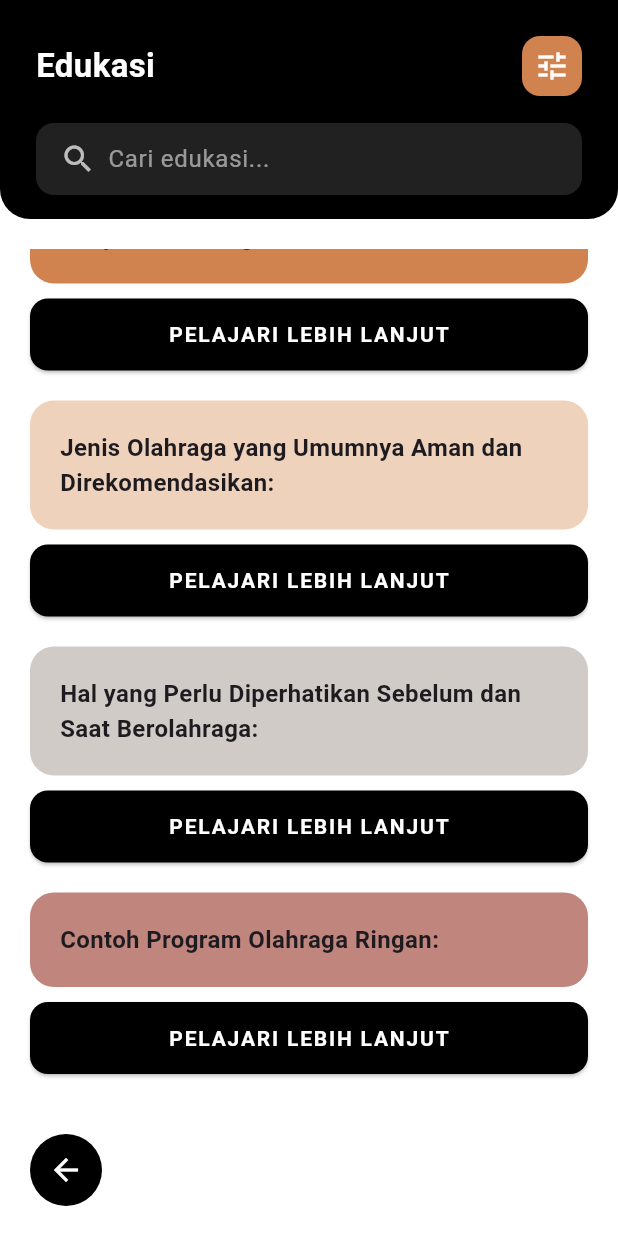
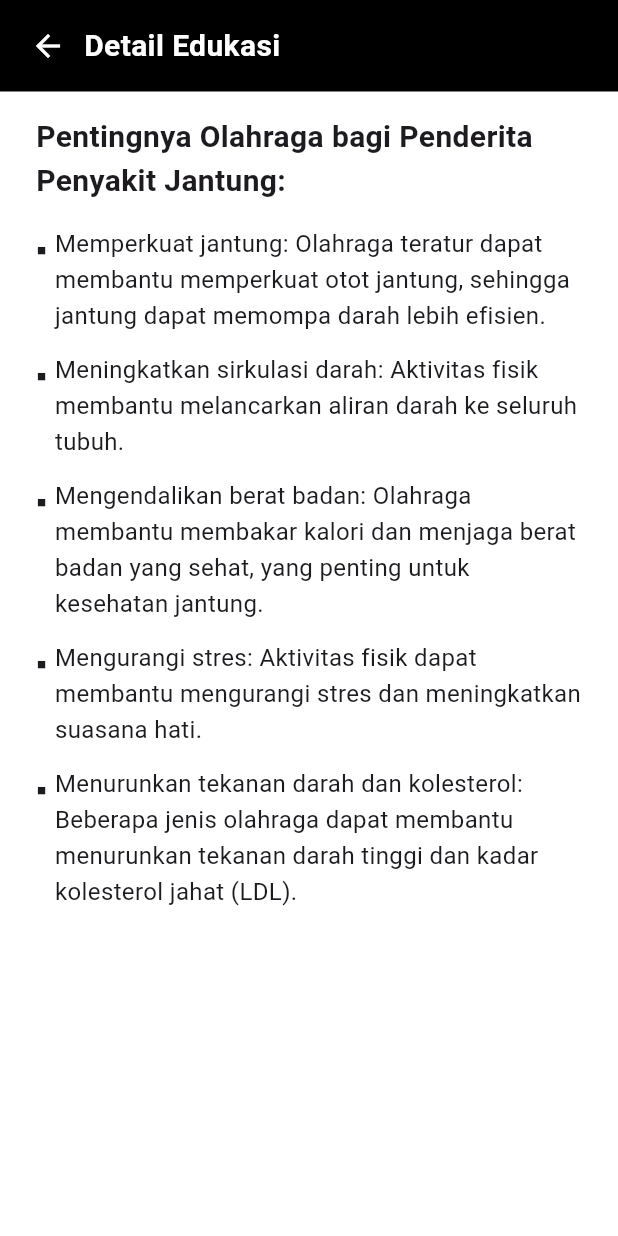
Before and after one commit to iFannJR/Apps_Flutter, a Flutter app: the EdukasiPage screen opened directly, scrolled down 63 dp, after a tap on "PELAJARI LEBIH LANJUT", on a phone screen of 412 x 824 dp. Run offline on Flutter 3.47's test engine with Material 3 defaults, Android fonts, the phone set to English and light mode, and no system bars; our stand-ins replace animate_do, fl_chart, shared_preferences; accounts and stored records are empty.

Commit message:
menambahkan Edukasi #1

```diff
--- /dev/null
+++ b/flutter_application_1/lib/edukasi_detail_jantung.dart
@@ -0,0 +1,103 @@
+import 'package:flutter/material.dart';
+import 'package:animate_do/animate_do.dart';
+// import 'edukasi_page.dart';
+
+class EdukasiDetailJantungPage extends StatelessWidget {
+  const EdukasiDetailJantungPage({super.key});
+
+  @override
+  Widget build(BuildContext context) {
+    return Scaffold(
+      backgroundColor: Colors.white,
+      body: SafeArea(
+        child: Column(
+          children: [
+            // Header
+            Container(
+              padding: const EdgeInsets.symmetric(horizontal: 20, vertical: 16),
+              color: Colors.black,
+              child: Row(
+                children: [
+                  GestureDetector(
+                    onTap: () => Navigator.pop(context),
+                    child: const Icon(Icons.arrow_back, color: Colors.white),
+                  ),
+                  const SizedBox(width: 12),
+                  const Text(
+                    'Detail Edukasi',
+                    style: TextStyle(
+                      color: Colors.white,
+                      fontSize: 20,
+                      fontWeight: FontWeight.bold,
+                    ),
+                  ),
+                ],
+              ),
+            ),
+
+            const SizedBox(height: 16),
+
+            Expanded(
+              child: FadeInUp(
+                duration: const Duration(milliseconds: 500),
+                child: SingleChildScrollView(
+                  padding: const EdgeInsets.symmetric(horizontal: 24),
+                  child: Column(
+                    crossAxisAlignment: CrossAxisAlignment.start,
+                    children: [
+                      const Text(
+                        'Pentingnya Olahraga bagi Penderita Penyakit Jantung:',
+                        style: TextStyle(
+                          fontSize: 20,
+                          fontWeight: FontWeight.bold,
+                        ),
+                      ),
+                      const SizedBox(height: 16),
+                      _buildBulletPoint(
+                        'Memperkuat jantung: Olahraga teratur dapat membantu memperkuat otot jantung, sehingga jantung dapat memompa darah lebih efisien.',
+                      ),
+                      _buildBulletPoint(
+                        'Meningkatkan sirkulasi darah: Aktivitas fisik membantu melancarkan aliran darah ke seluruh tubuh.',
+                      ),
+                      _buildBulletPoint(
+                        'Mengendalikan berat badan: Olahraga membantu membakar kalori dan menjaga berat badan yang sehat, yang penting untuk kesehatan jantung.',
+                      ),
+                      _buildBulletPoint(
+                        'Mengurangi stres: Aktivitas fisik dapat membantu mengurangi stres dan meningkatkan suasana hati.',
+                      ),
+                      _buildBulletPoint(
+                        'Menurunkan tekanan darah dan kolesterol: Beberapa jenis olahraga dapat membantu menurunkan tekanan darah tinggi dan kadar kolesterol jahat (LDL).',
+                      ),
+                      const SizedBox(height: 40),
+                    ],
+                  ),
+                ),
+              ),
+            ),
+          ],
+        ),
+      ),
+    );
+  }
+
+  Widget _buildBulletPoint(String text) {
+    return Padding(
+      padding: const EdgeInsets.only(bottom: 12),
+      child: Row(
+        crossAxisAlignment: CrossAxisAlignment.start,
+        children: [
+          const Text("▪ ", style: TextStyle(fontSize: 20)),
+          Expanded(
+            child: Text(
+              text,
+              style: const TextStyle(
+                fontSize: 16,
+                height: 1.5,
+              ),
+            ),
+          ),
+        ],
+      ),
+    );
+  }
+}
--- a/flutter_application_1/lib/edukasi_page.dart
+++ b/flutter_application_1/lib/edukasi_page.dart
@@ -1,5 +1,7 @@
 import 'package:flutter/material.dart';
 import 'package:animate_do/animate_do.dart';
+import 'edukasi_detail_jantung.dart';
+import 'edukasi_detail_jenis_olahraga.dart';
 
 class EdukasiPage extends StatefulWidget {
   const EdukasiPage({super.key});
@@ -164,14 +166,31 @@ class _EdukasiPageState extends State<EdukasiPage> {
                                       borderRadius: BorderRadius.circular(12),
                                     ),
                                   ),
-                                  onPressed: () {},
+                                  onPressed: () {
+                                    if (index == 0) {
+                                      Navigator.push(
+                                        context,
+                                        MaterialPageRoute(
+                                          builder: (context) =>
+                                              const EdukasiDetailJantungPage(),
+                                        ),
+                                      );
+                                    } else if (index == 1) {
+                                      Navigator.push(
+                                        context,
+                                        MaterialPageRoute(
+                                          builder: (context) =>
+                                              const EdukasiDetailJenisOlahragaPage(),
+                                        ),
+                                      );
+                                    }
+                                  },
                                   child: const Text(
                                     "PELAJARI LEBIH LANJUT",
                                     style: TextStyle(
-                                      fontWeight: FontWeight.bold,
-                                      letterSpacing: 1.2,
-                                      color: Colors.white
-                                    ),
+                                        fontWeight: FontWeight.bold,
+                                        letterSpacing: 1.2,
+                                        color: Colors.white),
                                   ),
                                 ),
                               ],
```
Also changed, not shown: flutter_application_1/lib/edukasi_detail_jenis_olahraga.dart (added, +102 -0 lines).
